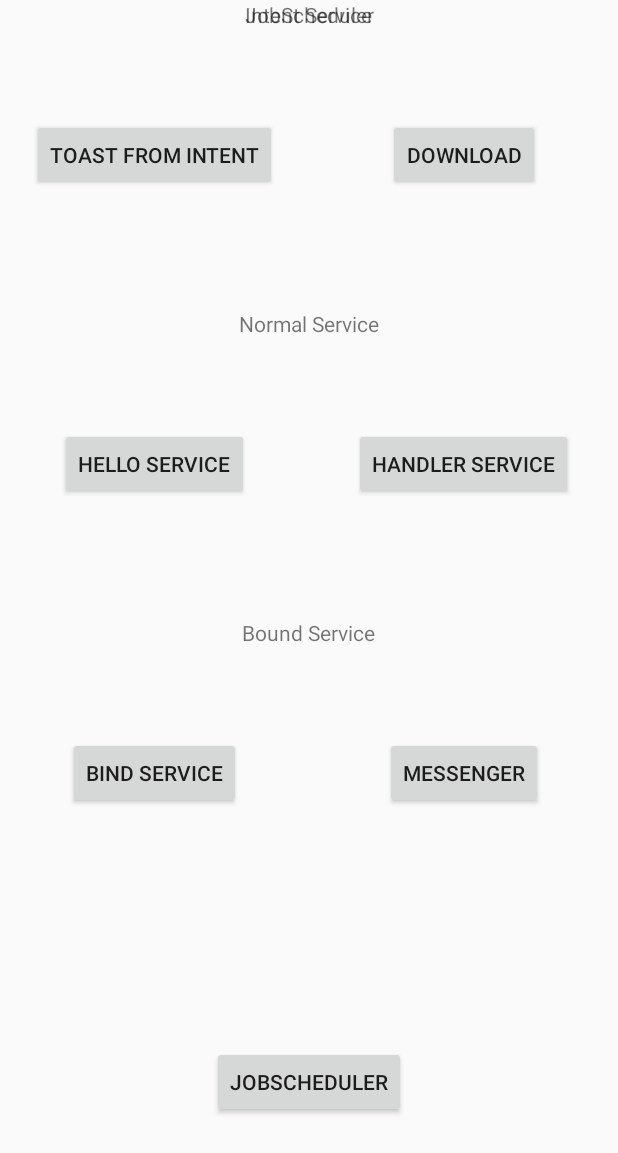
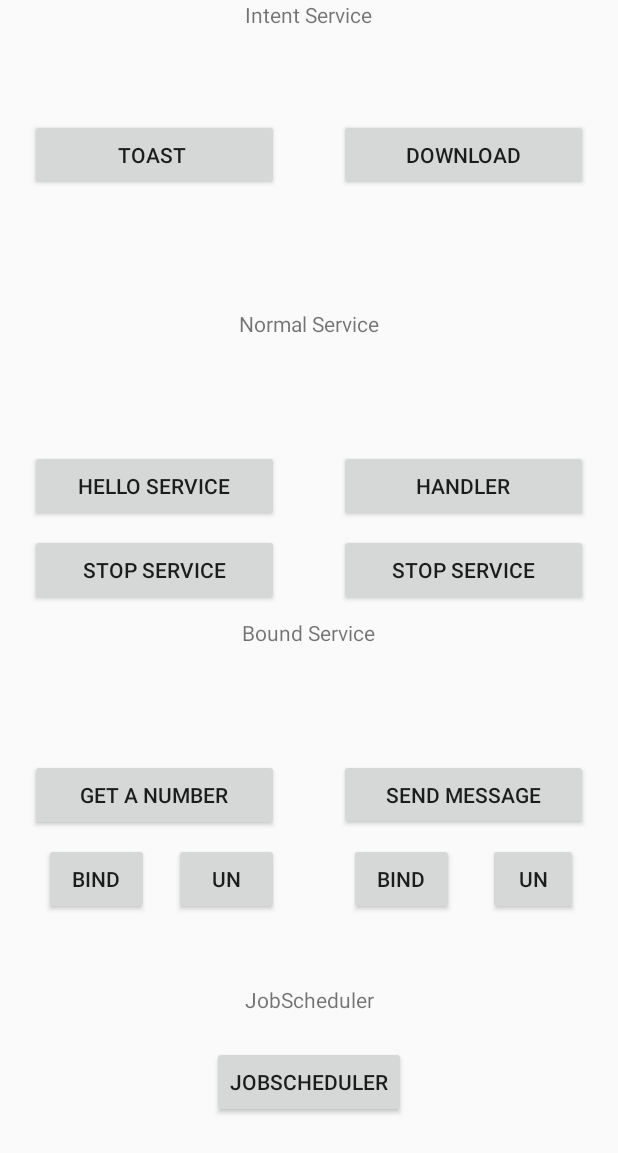
Before and after one commit to pyrotechnist/ServiceTest, an Android app: the screen it shows after launch (MainActivity), on a phone screen of 412 x 824 dp. Shown: the top 1153 px of the screen. Run offline under Robolectric (Android 15) with nearby library versions, the phone set to English and light mode, and no system bars.

Commit message:
update layout

```diff
--- a/app/src/main/java/com/example/longyuan/servicetest/MainActivity.java
+++ b/app/src/main/java/com/example/longyuan/servicetest/MainActivity.java
@@ -22,6 +22,7 @@ import android.view.View;
 import android.widget.TextView;
 import android.widget.Toast;
 
+import com.example.longyuan.servicetest.service.HandlerService;
 import com.example.longyuan.servicetest.service.boundservice.BindService;
 import com.example.longyuan.servicetest.service.HelloService;
 import com.example.longyuan.servicetest.service.intentservice.IntentTestService;
@@ -71,10 +72,9 @@ public class MainActivity extends AppCompatActivity {
     // >>>>>>>>>>>>>>>>>>>>>>>>>>>>>>>>>>>>>>>>>>  Begin Bound Service
 
     BindService mService;
-    boolean mBound = false;
+    boolean mBoundService = false;
 
-    /** Messenger for communicating with the service. */
-    Messenger mMessengerService = null;
+
 
     /** Defines callbacks for service binding, passed to bindService() */
     private ServiceConnection mConnection = new ServiceConnection() {
@@ -83,20 +83,41 @@ public class MainActivity extends AppCompatActivity {
         public void onServiceConnected(ComponentName className,
                                        IBinder service) {
             // We've bound to LocalService, cast the IBinder and get LocalService instance
+            // BindService
+         BindService.LocalBinder binder = (BindService.LocalBinder) service;
+            mService = binder.getService();
 
-         /*   // BindService
-         BindService.LocalBinder binder = (BindService.LocalBinder) service;
-            mService = binder.getService();*/
+
+            mBoundService = true;
+        }
+
+        @Override
+        public void onServiceDisconnected(ComponentName arg0) {
+            mBoundService = false;
+        }
+    };
+
+    /** Messenger for communicating with the service. */
+    Messenger mMessengerService = null;
+    boolean mBoundMessengerService = false;
+
+    /** Defines callbacks for service binding, passed to bindService() */
+    private ServiceConnection mConnectionMessengerService = new ServiceConnection() {
+
+        @Override
+        public void onServiceConnected(ComponentName className,
+                                       IBinder service) {
+            // We've bound to LocalService, cast the IBinder and get LocalService instance
 
             // MessengerBindService
             mMessengerService = new Messenger(service);
 
-            mBound = true;
+            mBoundMessengerService = true;
         }
 
         @Override
         public void onServiceDisconnected(ComponentName arg0) {
-            mBound = false;
+            mBoundMessengerService = false;
         }
     };
 
@@ -249,13 +270,25 @@ public class MainActivity extends AppCompatActivity {
         //Intent bindIntent = new Intent(this, BindService.class);
 
         Intent bindIntent = new Intent(this, MessengerBindService.class);
-        bindService(bindIntent, mConnection, BIND_AUTO_CREATE);
+        bindService(bindIntent, mConnectionMessengerService, BIND_AUTO_CREATE);
 
     }
 
     public void unbindServiceMessager(View view){
 
-        unbindService(mConnection);
+        if(mBoundMessengerService){
+            unbindService(mConnectionMessengerService);
+            mBoundMessengerService  = false;
+            Toast.makeText(MainActivity.this,
+                    "Service Messager unbinded  " ,
+                    Toast.LENGTH_LONG).show();
+        }else
+        {
+            Toast.makeText(MainActivity.this,
+                    "Error, No service binded" ,
+                    Toast.LENGTH_LONG).show();
+        }
+
 
     }
 
@@ -269,12 +302,24 @@ public class MainActivity extends AppCompatActivity {
 
     public void unbindServiceCalcu(View view){
 
-        unbindService(mConnection);
+        if(mBoundService){
+            unbindService(mConnection);
+            mBoundService  = false;
+            Toast.makeText(MainActivity.this,
+                    "Service unbinded  " ,
+                    Toast.LENGTH_LONG).show();
+        }else
+        {
+            Toast.makeText(MainActivity.this,
+                    "Error, No service binded" ,
+                    Toast.LENGTH_LONG).show();
+        }
+
     }
 
     public void sendMessage(View view){
 
-        if (!mBound) return;
+        if (!mBoundMessengerService) return;
         // Create and send a message to the service, using a supported 'what' value
         Message msg = Message.obtain(null, MessengerBindService.MSG_SAY_HELLO, 0, 0);
         try {
@@ -289,8 +334,11 @@ public class MainActivity extends AppCompatActivity {
 
     public void getNumber(View view){
 
-        if(mBound){
+        if(mBoundService){
            // textView.setText(String.valueOf(mService.getRandomNumber()));
+            Toast.makeText(MainActivity.this,
+                    "Get number from binded service:  " + mService.getRandomNumber(),
+                    Toast.LENGTH_LONG).show();
         }
 
 
@@ -303,14 +351,26 @@ public class MainActivity extends AppCompatActivity {
     // >>>>>>>>>>>>>>>>>>>>>>>>>>>>>>>>>>>>>>>>>>  Begin  Service
     // >>>>>>>>>>>>>>>>>>>>>>>>>>>>>>>>>>>>>>>>>>  Begin  Service
 
-    public void startService(View view){
+    public void startHelloService(View view){
         Intent intent = new Intent(this, HelloService.class);
 
         startService(intent);
     }
 
-    public void stopService(View view){
+    public void startHandlerService(View view){
+        Intent intent = new Intent(this, HandlerService.class);
+
+        startService(intent);
+    }
+
+    public void stopHelloService(View view){
         Intent intent = new Intent(this, HelloService.class);
+
+        stopService(intent);
+    }
+
+    public void stopHandlerService(View view){
+        Intent intent = new Intent(this, HandlerService.class);
 
         stopService(intent);
     }
--- a/app/src/main/java/com/example/longyuan/servicetest/service/boundservice/BindService.java
+++ b/app/src/main/java/com/example/longyuan/servicetest/service/boundservice/BindService.java
@@ -30,9 +30,14 @@ public class BindService extends Service {
 
     public class LocalBinder extends Binder {
 
-        BindService getService() {
+        public BindService getService() {
             // Return this instance of LocalService so clients can call public methods
             return BindService.this;
         }
     }
+
+    @Override
+    public boolean onUnbind(Intent intent) {
+        return super.onUnbind(intent);
+    }
 }
--- a/app/src/main/res/layout/content_main_new.xml
+++ b/app/src/main/res/layout/content_main_new.xml
@@ -32,14 +32,14 @@
 
     <Button
         android:id="@+id/button_intentServiceTestToast"
-        android:onClick="intentServiceTestToast"
-        android:layout_width="wrap_content"
+        android:layout_width="0dp"
         android:layout_height="wrap_content"
         android:layout_marginBottom="8dp"
-        android:layout_marginEnd="8dp"
-        android:layout_marginStart="8dp"
+        android:layout_marginEnd="20dp"
+        android:layout_marginStart="20dp"
         android:layout_marginTop="8dp"
-        android:text="Toast from Intent"
+        android:onClick="intentServiceTestToast"
+        android:text="Toast "
         app:layout_constraintBottom_toTopOf="@+id/guideline3"
         app:layout_constraintEnd_toStartOf="@+id/guideline7"
         app:layout_constraintStart_toStartOf="parent"
@@ -47,13 +47,13 @@
 
     <Button
         android:id="@+id/button_intentServiceTestDownload"
-        android:onClick="intentServiceTestDownload"
-        android:layout_width="wrap_content"
+        android:layout_width="0dp"
         android:layout_height="wrap_content"
         android:layout_marginBottom="8dp"
-        android:layout_marginEnd="8dp"
-        android:layout_marginStart="8dp"
+        android:layout_marginEnd="20dp"
+        android:layout_marginStart="20dp"
         android:layout_marginTop="8dp"
+        android:onClick="intentServiceTestDownload"
         android:text="Download"
         app:layout_constraintBottom_toTopOf="@+id/guideline3"
         app:layout_constraintEnd_toEndOf="parent"
@@ -61,32 +61,33 @@
         app:layout_constraintTop_toTopOf="parent" />
 
     <Button
-        android:id="@+id/button6"
-        android:layout_width="wrap_content"
+        android:id="@+id/button_bindServiceGetNumber"
+        android:onClick="getNumber"
+        android:layout_width="0dp"
         android:layout_height="wrap_content"
         android:layout_marginBottom="8dp"
-        android:layout_marginEnd="8dp"
-        android:layout_marginStart="8dp"
+        android:layout_marginEnd="20dp"
+        android:layout_marginStart="20dp"
         android:layout_marginTop="8dp"
-        android:text="Bind Service"
-        app:layout_constraintBottom_toTopOf="@+id/guideline5"
+        android:text="Get a number"
+        app:layout_constraintBottom_toTopOf="@+id/button_unbindService"
         app:layout_constraintEnd_toStartOf="@+id/guideline7"
         app:layout_constraintStart_toStartOf="parent"
-        app:layout_constraintTop_toTopOf="@+id/guideline4" />
+        app:layout_constraintTop_toTopOf="@+id/guideline4"
+        app:layout_constraintVertical_bias="1.0" />
 
     <Button
-        android:id="@+id/button7"
-        android:layout_width="wrap_content"
-        android:layout_height="wrap_content"
-        android:layout_marginBottom="8dp"
-        android:layout_marginEnd="8dp"
-        android:layout_marginStart="8dp"
-        android:layout_marginTop="8dp"
-        android:text="Messenger"
-        app:layout_constraintBottom_toTopOf="@+id/guideline5"
+        android:id="@+id/button_sendMessage"
+        android:layout_width="0dp"
+        android:layout_height="47dp"
+        android:layout_marginEnd="20dp"
+        android:layout_marginStart="20dp"
+        android:onClick="sendMessage"
+        android:text="Send message"
+        app:layout_constraintBaseline_toBaselineOf="@+id/button_bindServiceGetNumber"
         app:layout_constraintEnd_toEndOf="parent"
-        app:layout_constraintStart_toStartOf="@+id/guideline7"
-        app:layout_constraintTop_toTopOf="@+id/guideline4" />
+        app:layout_constraintHorizontal_bias="0.0"
+        app:layout_constraintStart_toStartOf="@+id/guideline7" />
 
     <Button
         android:id="@+id/button_JobScheduler"
@@ -112,32 +113,36 @@
 
     <Button
         android:id="@+id/button_helloService"
-       android:onClick="startService"
-        android:layout_width="wrap_content"
+        android:layout_width="0dp"
         android:layout_height="wrap_content"
         android:layout_marginBottom="8dp"
-        android:layout_marginEnd="8dp"
-        android:layout_marginStart="8dp"
+        android:layout_marginEnd="20dp"
+        android:layout_marginStart="20dp"
         android:layout_marginTop="8dp"
+        android:onClick="startHelloService"
         android:text="Hello Service"
-        app:layout_constraintBottom_toTopOf="@+id/guideline4"
+        app:layout_constraintBottom_toTopOf="@+id/button_stopHelloService"
         app:layout_constraintEnd_toStartOf="@+id/guideline7"
         app:layout_constraintStart_toStartOf="parent"
-        app:layout_constraintTop_toTopOf="@+id/guideline3" />
+        app:layout_constraintTop_toTopOf="@+id/guideline3"
+        app:layout_constraintVertical_bias="1.0" />
 
     <Button
-        android:id="@+id/button15"
-        android:layout_width="wrap_content"
+        android:id="@+id/button_startHandlerService"
+        android:onClick="startHandlerService"
+        android:layout_width="0dp"
         android:layout_height="wrap_content"
         android:layout_marginBottom="8dp"
-        android:layout_marginEnd="8dp"
-        android:layout_marginStart="8dp"
+        android:layout_marginEnd="20dp"
+        android:layout_marginStart="20dp"
         android:layout_marginTop="8dp"
-        android:text="Handler Service"
-        app:layout_constraintBottom_toTopOf="@+id/guideline4"
+        android:text="Handler"
+        app:layout_constraintBottom_toTopOf="@+id/button_stopHandlerService"
         app:layout_constraintEnd_toEndOf="parent"
+        app:layout_constraintHorizontal_bias="0.741"
         app:layout_constraintStart_toStartOf="@+id/guideline7"
-        app:layout_constraintTop_toTopOf="@+id/guideline3" />
+        app:layout_constraintTop_toTopOf="@+id/guideline3"
+        app:layout_constraintVertical_bias="1.0" />
 
     <TextView
         android:id="@+id/textView"
@@ -147,7 +152,7 @@
         android:layout_marginEnd="8dp"
         android:layout_marginStart="8dp"
         android:text="JobScheduler"
-        app:layout_constraintBottom_toTopOf="@+id/button11"
+        app:layout_constraintBottom_toTopOf="@+id/button_JobScheduler"
         app:layout_constraintEnd_toEndOf="parent"
         app:layout_constraintStart_toStartOf="parent" />
 
@@ -187,6 +192,82 @@
         app:layout_constraintStart_toStartOf="parent"
         app:layout_constraintTop_toBottomOf="@+id/guideline3" />
 
+    <Button
+        android:id="@+id/button_unbindMessenger"
+        android:layout_width="60dp"
+        android:layout_height="wrap_content"
+        android:layout_marginBottom="8dp"
+        android:layout_marginEnd="20dp"
+        android:layout_marginStart="8dp"
+        android:onClick="unbindServiceMessager"
+        android:text="Un"
+        app:layout_constraintBottom_toTopOf="@+id/guideline5"
+        app:layout_constraintEnd_toEndOf="parent"
+        app:layout_constraintStart_toEndOf="@+id/button_bindServiceMessager" />
+
+    <Button
+        android:id="@+id/button_unbindService"
+        android:layout_width="70dp"
+        android:layout_height="wrap_content"
+        android:layout_marginBottom="8dp"
+        android:layout_marginEnd="20dp"
+        android:onClick="unbindServiceCalcu"
+        android:text="Un"
+        app:layout_constraintBottom_toTopOf="@+id/guideline5"
+        app:layout_constraintEnd_toStartOf="@+id/guideline7" />
+
+    <Button
+        android:id="@+id/button_stopHelloService"
+        android:onClick="stopHelloService"
+        android:layout_width="0dp"
+        android:layout_height="wrap_content"
+        android:layout_marginBottom="8dp"
+        android:layout_marginEnd="20dp"
+        android:layout_marginStart="20dp"
+        android:text="Stop Service"
+        app:layout_constraintBottom_toTopOf="@+id/guideline4"
+        app:layout_constraintEnd_toStartOf="@+id/guideline7"
+        app:layout_constraintHorizontal_bias="0.1"
+        app:layout_constraintStart_toStartOf="parent" />
+
+    <Button
+        android:id="@+id/button_stopHandlerService"
+        android:onClick="stopHandlerService"
+        android:layout_width="0dp"
+        android:layout_height="wrap_content"
+        android:layout_marginBottom="8dp"
+        android:layout_marginEnd="20dp"
+        android:layout_marginStart="20dp"
+        android:text="Stop Service"
+        app:layout_constraintBottom_toTopOf="@+id/guideline4"
+        app:layout_constraintEnd_toEndOf="parent"
+        app:layout_constraintStart_toStartOf="@+id/guideline7" />
+
+    <Button
+        android:id="@+id/button_bindServiceMessager"
+        android:layout_width="70dp"
+        android:layout_height="wrap_content"
+        android:layout_marginBottom="8dp"
+        android:layout_marginEnd="8dp"
+        android:layout_marginStart="20dp"
+        android:onClick="bindServiceMessager"
+        android:text="Bind"
+        app:layout_constraintBottom_toTopOf="@+id/guideline5"
+        app:layout_constraintEnd_toStartOf="@+id/button_unbindMessenger"
+        app:layout_constraintStart_toStartOf="@+id/guideline7" />
+
+    <Button
+        android:id="@+id/button_bindService"
+        android:onClick="bindServiceCalcu"
+        android:layout_width="70dp"
+        android:layout_height="wrap_content"
+        android:layout_marginBottom="8dp"
+        android:layout_marginEnd="8dp"
+        android:layout_marginStart="20dp"
+        android:text="Bind"
+        app:layout_constraintBottom_toTopOf="@+id/guideline5"
+        app:layout_constraintEnd_toStartOf="@+id/button_unbindService"
+        app:layout_constraintStart_toStartOf="parent" />
 
 
 </android.support.constraint.ConstraintLayout>
```
